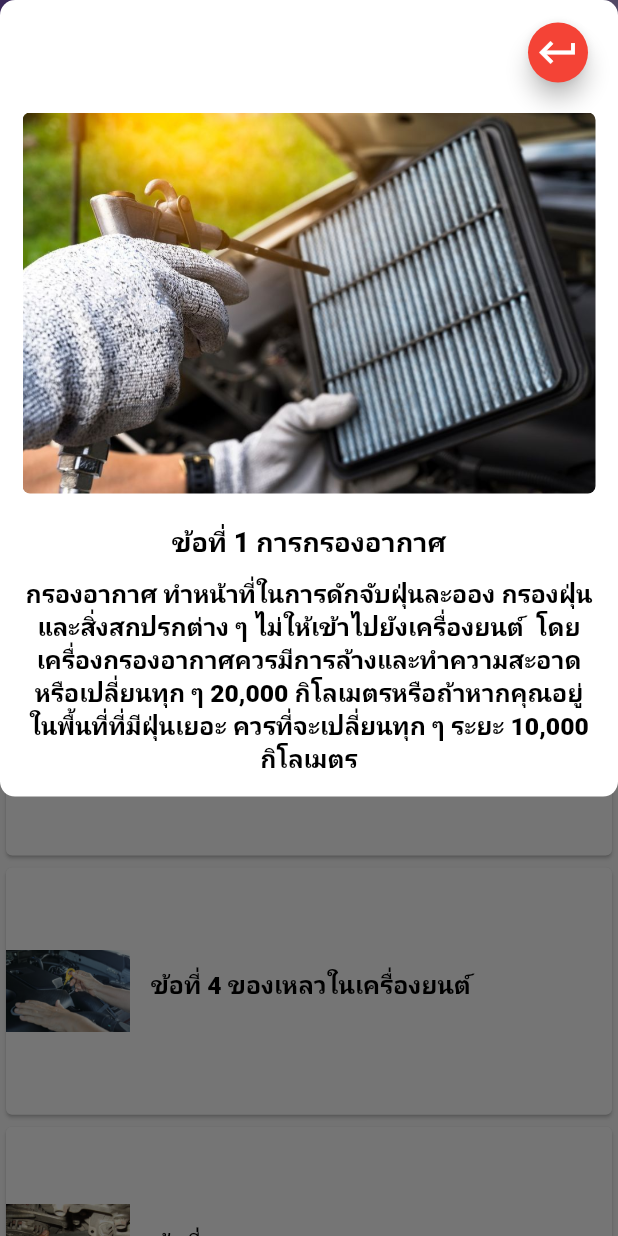
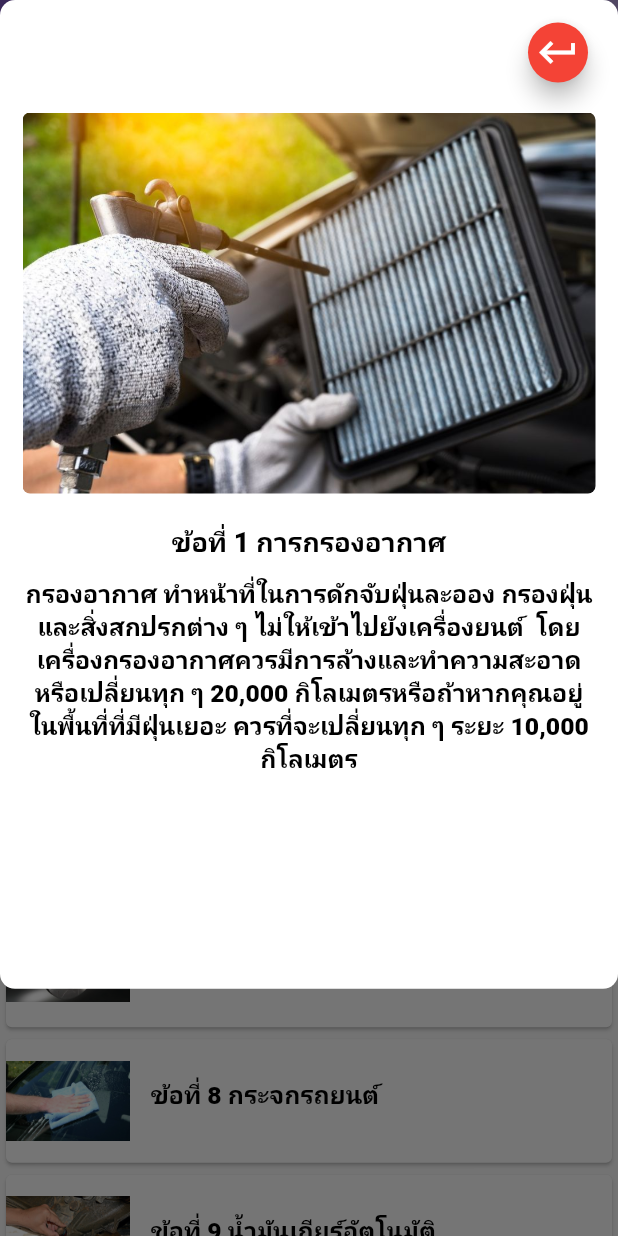
Before and after one commit to Surasit20/car-recognition, a Flutter app: the Dashboard screen opened directly, after a tap on "ข้อที่ 1 การกรองอากาศ", on a phone screen of 412 x 824 dp. Run offline on Flutter 3.47's test engine with Material 2 defaults, Android fonts, the phone set to English and light mode, and no system bars; drawn by our look-alikes of auto_size_text; our stand-ins replace carousel_slider, curved_navigation_bar, image_picker, smooth_page_indicator; missing offline and left inert: tflite; Roboto replaces fonts that are missing (Chakra).

Commit message:
edit text and responsive

```diff
--- a/lib/Khowledge_car/khowledge_page.dart
+++ b/lib/Khowledge_car/khowledge_page.dart
@@ -94,7 +94,7 @@ class _DashboardState extends State<Dashboard> {
                     Container(
 
                     width: displayWidth(context)*0.2,
-                    height: displayHeight(context)*0.2,
+                    height: displayHeight(context)*0.1,
                     child: Image.asset(imgList[index],
                     fit: BoxFit.fitWidth,
                     ),
@@ -144,7 +144,8 @@ showDialogFunc(context, img, title, desc) {
       return SingleChildScrollView(
         child: Container(
           // height: displayHeight(context) - MediaQuery.of(context).padding.top - kToolbarHeight,
-              width: MediaQuery.of(context).size.width * 1,
+          width: MediaQuery.of(context).size.width * 1,
+          height: MediaQuery.of(context).size.height * 0.8,
           child: Material(
             type: MaterialType.transparency,
             child: Container(
```
Also changed, not shown: lib/Home/Newselectcar.dart (+15 -4 lines), assets/CarB/14.jpg, assets/CarB/16.jpg, assets/CarB/17.jpg, assets/CarF/11.jpg, assets/CarF/12.jpg, assets/CarF/13.jpg.
